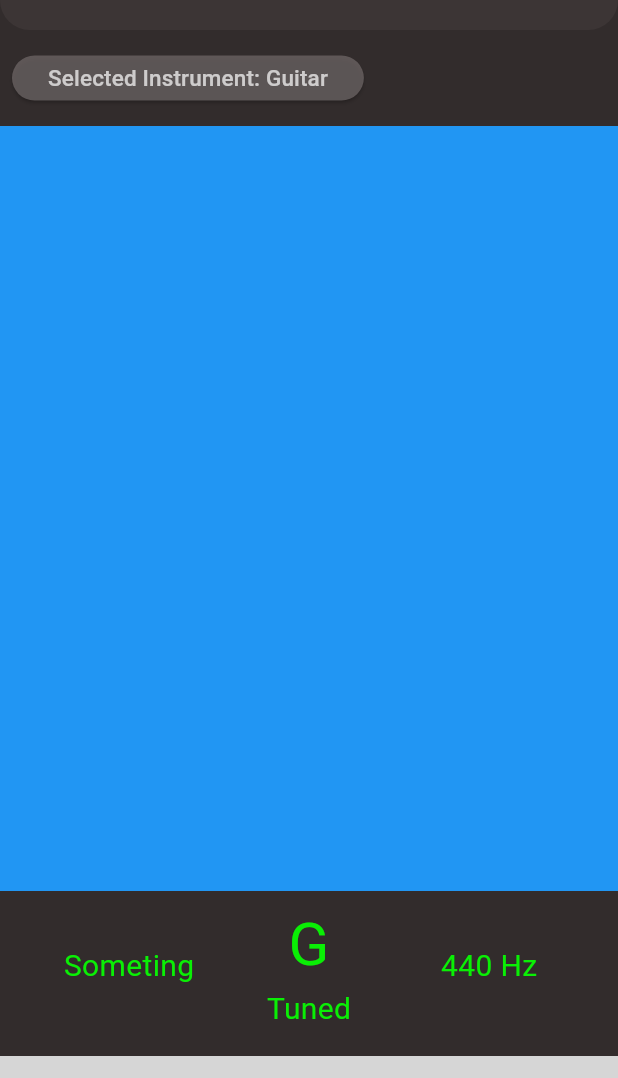
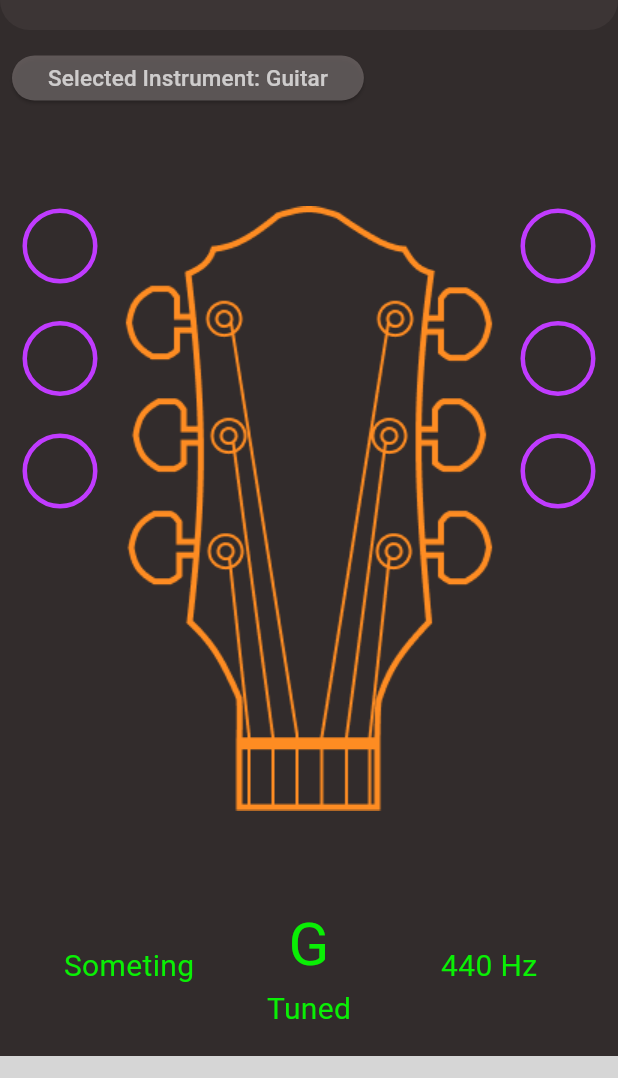
Before and after one commit to TomaszKK/music_tuner_app, a Flutter app: the screen it shows after launch, on a phone screen of 412 x 824 dp, the part 90-1168 px from its top. Run offline on Flutter 3.47's test engine with Material 3 defaults, Android fonts, the phone set to English and light mode, and no system bars; drawn by our look-alikes of syncfusion_flutter_gauges; our stand-ins replace supabase_flutter; accounts and stored records are empty; Roboto replaces fonts that are missing (Poppins); statements that could not run were skipped; grey boxes are pictures that could not be loaded.

Commit message:
Add instrument view + guitar img

```diff
--- a/lib/widgets/InstrumentWidget.dart
+++ b/lib/widgets/InstrumentWidget.dart
@@ -1,7 +1,5 @@
-import 'dart:math';
 import 'package:flutter/material.dart';
-
-import 'package:syncfusion_flutter_gauges/gauges.dart';
+import 'package:music_tuner/widgets/guitarWidget.dart';
 
 class InstrumentWidget extends StatefulWidget {
   const InstrumentWidget({super.key, required this.title});
@@ -15,10 +13,8 @@ class InstrumentWidget extends StatefulWidget {
 class _InstrumentWidgetState extends State<InstrumentWidget> {
   @override
   Widget build(BuildContext context) {
-    return Center(
-      child: Container(
-        color: Colors.blue,
-      ),
+    return const Center(
+      child: GuitarWidget(title: 'Guitar'),
     );
   }
 }
--- /dev/null
+++ b/lib/widgets/guitarWidget.dart
@@ -0,0 +1,135 @@
+import 'package:flutter/material.dart';
+
+class GuitarWidget extends StatefulWidget {
+  const GuitarWidget({super.key, required this.title});
+
+  final String title;
+
+  @override
+  State<GuitarWidget> createState() => _GuitarWidgetState();
+}
+
+class _GuitarWidgetState extends State<GuitarWidget> {
+  double circleSize = 50;
+
+  @override
+  Widget build(BuildContext context) {
+    return Container(
+      // Ensure the container fills the entire screen
+      width: double.infinity,
+      height: double.infinity,
+      // Use a Stack to layer widgets on top of each other
+      child: Stack(
+        children: [
+          // First, add the image as the background
+          Image.asset(
+            'lib/assets/guitar.png', // Replace 'assets/guitar_image.jpg' with your image path
+            width: double.infinity,
+            height: double.infinity,
+          ),
+          Positioned(
+            left: 15, // Adjust left position as needed
+            top: 55, // Adjust top position as needed
+            child: Column(
+              crossAxisAlignment: CrossAxisAlignment.start,
+              children: <Widget>[
+                Container(
+                  alignment: Alignment.center,
+                  height: circleSize,
+                  width: circleSize,
+                  decoration: BoxDecoration(
+                    color: Colors.transparent,
+                    shape: BoxShape.circle,
+                    border: Border.all(
+                      color: Color(0xFFC03BFF),
+                      width: 3,
+                    ),
+                  ),
+                ),
+                const SizedBox(height: 25),
+                Container(
+                  alignment: Alignment.center,
+                  height: circleSize,
+                  width: circleSize,
+                  decoration: BoxDecoration(
+                    color: Colors.transparent,
+                    shape: BoxShape.circle,
+                    border: Border.all(
+                      color: Color(0xFFC03BFF),
+                      width: 3,
+                    ),
+                  ),
+                ),
+                const SizedBox(height: 25),
+                Container(
+                  alignment: Alignment.center,
+                  height: circleSize,
+                  width: circleSize,
+                  decoration: BoxDecoration(
+                    color: Colors.transparent,
+                    shape: BoxShape.circle,
+                    border: Border.all(
+                      color: Color(0xFFC03BFF),
+                      width: 3,
+                    ),
+                  ),
+                ),
+
+              ]
+            ),
+          ),
+          Positioned(
+            right: 15, // Adjust left position as needed
+            top: 55, // Adjust top position as needed
+            child: Column(
+              crossAxisAlignment: CrossAxisAlignment.start,
+              children: <Widget>[
+                Container(
+                  alignment: Alignment.center,
+                  height: circleSize,
+                  width: circleSize,
+                  decoration: BoxDecoration(
+                    color: Colors.transparent,
+                    shape: BoxShape.circle,
+                    border: Border.all(
+                      color: Color(0xFFC03BFF),
+                      width: 3,
+                    ),
+                  ),
+                ),
+                const SizedBox(height: 25),
+                Container(
+                  alignment: Alignment.center,
+                  height: circleSize,
+                  width: circleSize,
+                  decoration: BoxDecoration(
+                    color: Colors.transparent,
+                    shape: BoxShape.circle,
+                    border: Border.all(
+                      color: Color(0xFFC03BFF),
+                      width: 3,
+                    ),
+                  ),
+                ),
+                const SizedBox(height: 25),
+                Container(
+                  alignment: Alignment.center,
+                  height: circleSize,
+                  width: circleSize,
+                  decoration: BoxDecoration(
+                    color: Colors.transparent,
+                    shape: BoxShape.circle,
+                    border: Border.all(
+                      color: Color(0xFFC03BFF),
+                      width: 3,
+                    ),
+                  ),
+                ),
+              ]
+            ),
+          ),
+        ],
+      ),
+    );
+  }
+}
--- a/pubspec.yaml
+++ b/pubspec.yaml
@@ -92,3 +92,4 @@ flutter:
   # see https://flutter.dev/custom-fonts/#from-packages
   assets:
     - lib/providers/
+    - lib/assets/guitar.png
```
Also changed, not shown: lib/assets/guitar.png (added), lib/generated/assets.dart.
